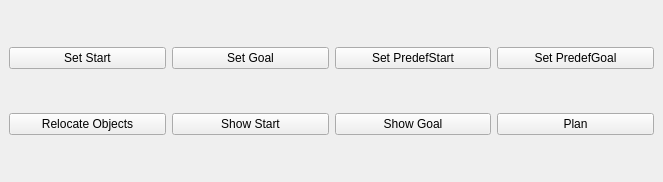
Qt form example3/ui/walktab.ui (golems/grip2_plugin) before a commit.
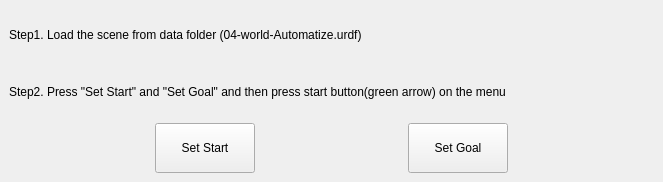
The same form after that commit.

What changed in the file:
```diff
--- a/example3/ui/walktab.ui
+++ b/example3/ui/walktab.ui
@@ -14,62 +14,93 @@
    <string>Walk Tab</string>
   </property>
   <widget class="QWidget" name="dockWidgetContents">
-   <layout class="QGridLayout" name="gridLayout">
-    <item row="0" column="0">
+   <layout class="QHBoxLayout" name="horizontalLayout_2">
+    <item>
+     <layout class="QVBoxLayout" name="verticalLayout">
+      <item>
+       <widget class="QLabel" name="label_2">
+        <property name="text">
+         <string>Step1. Load the scene from data folder (04-world-Automatize.urdf)</string>
+        </property>
+       </widget>
+      </item>
+      <item>
+       <widget class="QLabel" name="label">
+        <property name="text">
+         <string>Step2. Press &quot;Set Start&quot; and &quot;Set Goal&quot; and then press start button(green arrow) on the menu</string>
+        </property>
+       </widget>
+      </item>
+      <item>
+       <layout class="QHBoxLayout" name="horizontalLayout">
+        <item>
+         <spacer name="horizontalSpacer_2">
+          <property name="orientation">
+           <enum>Qt::Horizontal</enum>
+          </property>
+          <property name="sizeHint" stdset="0">
+           <size>
+            <width>40</width>
+            <height>20</height>
+           </size>
+          </property>
+         </spacer>
+        </item>
+        <item>
      <widget class="QPushButton" name="setStart">
+          <property name="minimumSize">
+           <size>
+            <width>100</width>
+            <height>50</height>
+           </size>
+          </property>
       <property name="text">
        <string>Set Start</string>
       </property>
      </widget>
     </item>
-    <item row="0" column="1">
+        <item>
+         <spacer name="horizontalSpacer">
+          <property name="orientation">
+           <enum>Qt::Horizontal</enum>
+          </property>
+          <property name="sizeHint" stdset="0">
+           <size>
+            <width>40</width>
+            <height>20</height>
+           </size>
+          </property>
+         </spacer>
+        </item>
+        <item>
      <widget class="QPushButton" name="setGoal">
+          <property name="minimumSize">
+           <size>
+            <width>100</width>
+            <height>50</height>
+           </size>
+          </property>
       <property name="text">
        <string>Set Goal</string>
       </property>
      </widget>
     </item>
-    <item row="0" column="2">
-     <widget class="QPushButton" name="setPredefStart">
-      <property name="text">
-       <string>Set PredefStart</string>
-      </property>
-     </widget>
-    </item>
-    <item row="0" column="3">
-     <widget class="QPushButton" name="setPredefGoal">
-      <property name="text">
-       <string>Set PredefGoal</string>
-      </property>
-     </widget>
-    </item>
-    <item row="1" column="0">
-     <widget class="QPushButton" name="relocateObjects">
-      <property name="text">
-       <string>Relocate Objects</string>
-      </property>
-     </widget>
-    </item>
-    <item row="1" column="1">
-     <widget class="QPushButton" name="showStart">
-      <property name="text">
-       <string>Show Start</string>
-      </property>
-     </widget>
-    </item>
-    <item row="1" column="2">
-     <widget class="QPushButton" name="showGoal">
-      <property name="text">
-       <string>Show Goal</string>
-      </property>
-     </widget>
-    </item>
-    <item row="1" column="3">
-     <widget class="QPushButton" name="doPlan">
-      <property name="text">
-       <string>Plan</string>
-      </property>
-     </widget>
+        <item>
+         <spacer name="horizontalSpacer_3">
+          <property name="orientation">
+           <enum>Qt::Horizontal</enum>
+          </property>
+          <property name="sizeHint" stdset="0">
+           <size>
+            <width>40</width>
+            <height>20</height>
+           </size>
+          </property>
+         </spacer>
+        </item>
+       </layout>
+      </item>
+     </layout>
     </item>
    </layout>
   </widget>
```
Lines whose indentation alone changed are shown as unchanged.
